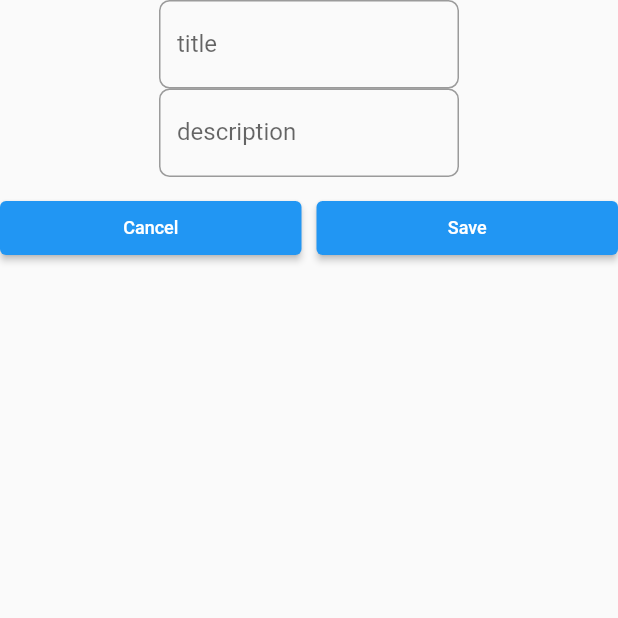
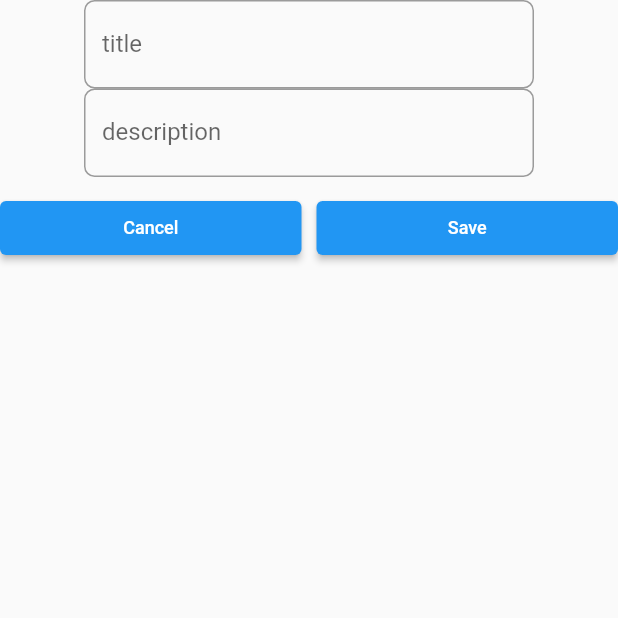
Before and after one commit to Hassan-Ghasemzadeh/TodoAPp, a Flutter app: the screen it shows after launch, after a tap on the "add" icon, on a phone screen of 412 x 824 dp, the top half of it. Run offline on Flutter 3.47's test engine with Material 2 defaults, Android fonts, the phone set to English and light mode, and no system bars; our stand-ins replace bloc, equatable, flutter_bloc, get_it; missing offline and left inert: hemend.

Commit message:
few files changed

```diff
--- a/lib/src/presentation/bloc/homebloc_dart_bloc.dart
+++ b/lib/src/presentation/bloc/homebloc_dart_bloc.dart
@@ -27,7 +27,7 @@ class HomeBloc extends Bloc<HomeblocEvent, HomeblocState> {
   GetAllPersonUsecase get getAllPerson => GetAllPersonUsecase(repo);
 
   // update person
-  HomeBloc() : super(HomeblocInitial()) {
+  HomeBloc() : super(const AllPersonsState()) {
     on<UpdatePerson>((event, emit) {
       update.invoke(event.person);
     });
@@ -51,7 +51,7 @@ class HomeBloc extends Bloc<HomeblocEvent, HomeblocState> {
       final result = await getAllPerson.invoke();
       result.singleActOnFinished(
         onDone: (data) {
-          emit(AllPersonsState(data!));
+          emit(AllPersonsState(tasks: data!));
         },
         onError: (error) {
           result.log();
--- a/lib/src/presentation/bloc/homebloc_dart_state.dart
+++ b/lib/src/presentation/bloc/homebloc_dart_state.dart
@@ -12,7 +12,7 @@ class HomeblocInitial extends HomeblocState {
 class AllPersonsState extends HomeblocState {
   final List<Task> tasks;
 
-  const AllPersonsState(this.tasks);
+  const AllPersonsState({this.tasks = const <Task>[]});
 
   @override
   List<Object?> get props => [tasks];
--- a/lib/src/presentation/views/add_page.dart
+++ b/lib/src/presentation/views/add_page.dart
@@ -3,13 +3,17 @@ import 'package:flutter/material.dart';
 import '../../domain/entities/task_entities.dart';
 
 class AddEditPage extends StatelessWidget {
+  //constructure
   const AddEditPage({
     Key? key,
     this.personEntity,
     required this.onAddEntity,
   }) : super(key: key);
+
+  //fields
   final TaskEntity? personEntity;
   final void Function(TaskEntity) onAddEntity;
+
   @override
   Widget build(BuildContext context) {
     return Material(
@@ -26,8 +30,11 @@ class AddEditView extends StatefulWidget {
 
   final void Function(TaskEntity) onAddEntity;
 
-  const AddEditView(
-      {super.key, required this.entity, required this.onAddEntity});
+  const AddEditView({
+    super.key,
+    required this.entity,
+    required this.onAddEntity,
+  });
 
   @override
   State<StatefulWidget> createState() => _AddEditViewState();
@@ -75,7 +82,7 @@ class _AddEditViewState extends State<AddEditView> {
             ...controllers.entries.map(
               (e) {
                 return SizedBox(
-                  width: 200.0,
+                  width: 300.0,
                   child: TextField(
                     controller: e.value.controller,
                     keyboardType: e.value.type,
--- a/lib/src/presentation/views/home_page.dart
+++ b/lib/src/presentation/views/home_page.dart
@@ -22,13 +22,7 @@ class HomeView extends StatefulWidget {
 class _HomeViewState extends State<HomeView> {
   @override
   Widget build(BuildContext context) {
-    return Scaffold(
-      appBar: AppBar(
-        title: const Text(kMaterialAppTitle),
-      ),
-      body: Container(
-        margin: const EdgeInsets.all(10.0),
-        child: BlocBuilder<HomeBloc, HomeblocState>(
+    return BlocBuilder<HomeBloc, HomeblocState>(
       buildWhen: (previous, current) {
         if (previous != current) {
           return true;
@@ -37,7 +31,13 @@ class _HomeViewState extends State<HomeView> {
       },
       builder: (context, state) {
         if (state is AllPersonsState) {
-              return ListView.builder(
+          return Scaffold(
+            appBar: AppBar(
+              title: const Text(kMaterialAppTitle),
+            ),
+            body: Container(
+              margin: const EdgeInsets.all(10.0),
+              child: ListView.builder(
                 itemCount: state.tasks.length,
                 itemBuilder: (context, index) {
                   final task = state.tasks[index];
@@ -47,8 +47,10 @@ class _HomeViewState extends State<HomeView> {
                         MaterialPageRoute(
                           builder: (context) => AddEditPage(
                             onAddEntity: (entity) => {
-                              entity.title = task.title,
-                              entity.description = task.description
+                              setState(() {
+                                entity.title = task.title;
+                                entity.description = task.description;
+                              })
                             },
                           ),
                         ),
@@ -61,16 +63,11 @@ class _HomeViewState extends State<HomeView> {
                     ),
                   );
                 },
-              );
-            }
-            return const Center(
-              child: CircularProgressIndicator(),
-            );
-          },
               ),
             ),
             floatingActionButton: FloatingActionButton(
               onPressed: () {
+                print('${state.tasks}');
                 Navigator.of(context).push(
                   MaterialPageRoute(
                     builder: (context) => AddEditPage(onAddEntity: (entity) {}),
@@ -81,4 +78,10 @@ class _HomeViewState extends State<HomeView> {
             ),
           );
         }
+        return const Center(
+          child: CircularProgressIndicator(),
+        );
+      },
+    );
   }
+}
```
Lines whose indentation alone changed are shown as unchanged.
